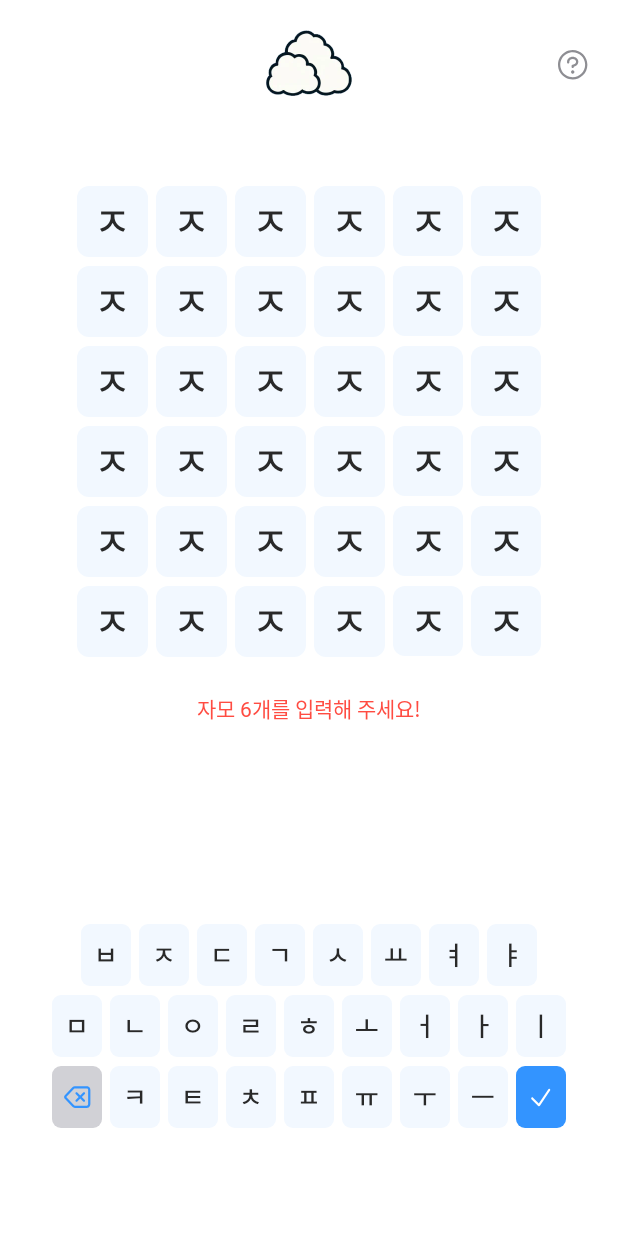
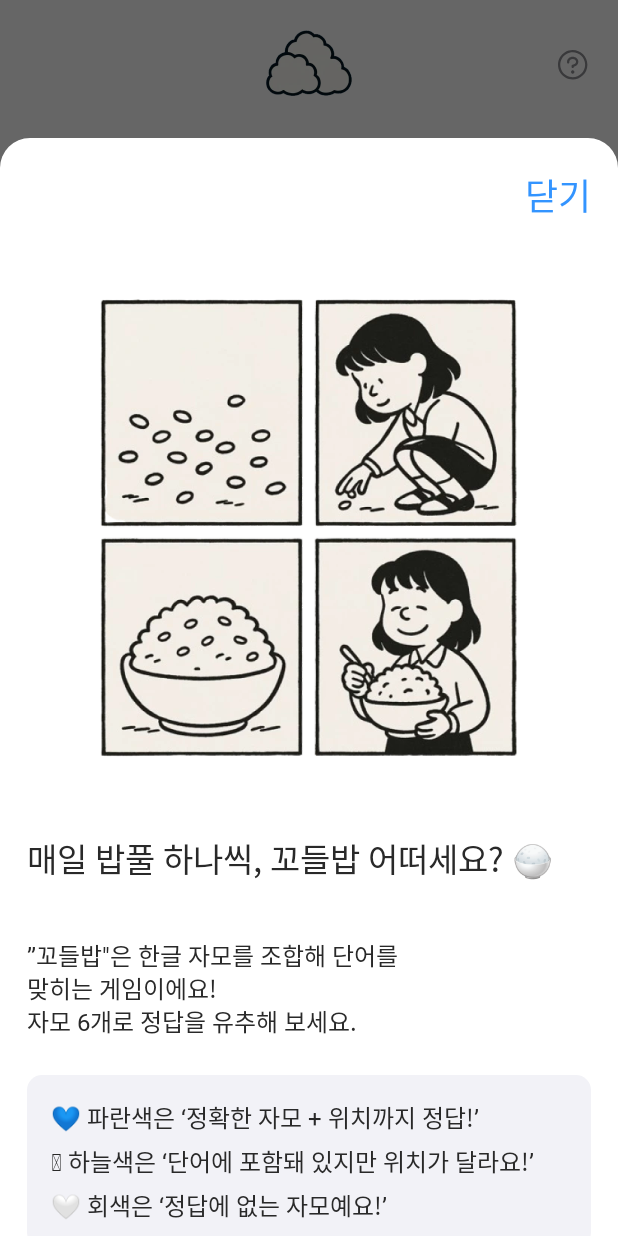
Before and after one commit to youngjinc/KkodleBap, an Android app built with Jetpack Compose: the composable PlaygroundContent shown on its own in the app's theme, after a tap on "도움말", on a phone screen of 412 x 824 dp. Run offline under Robolectric (Android 15) with nearby library versions, the phone set to English and light mode, and no system bars; Roboto replaces fonts that are not available here.

Commit message:
🎨️ 모달/알럿 컨텐츠 UI 구현

```diff
--- a/app/src/main/java/com/oznnni/kkodlebap/designsystem/KkodlebapModal.kt
+++ b/app/src/main/java/com/oznnni/kkodlebap/designsystem/KkodlebapModal.kt
@@ -2,6 +2,7 @@ package com.oznnni.kkodlebap.designsystem
 
 import androidx.compose.foundation.layout.Box
 import androidx.compose.foundation.layout.fillMaxWidth
+import androidx.compose.foundation.layout.padding
 import androidx.compose.foundation.shape.RoundedCornerShape
 import androidx.compose.material3.ExperimentalMaterial3Api
 import androidx.compose.material3.ModalBottomSheet
@@ -27,6 +28,7 @@ fun KkodlebapModal(
 ) {
     if (!isOpen) return
     ModalBottomSheet(
+        modifier = Modifier.padding(top = 92.dp),
         sheetState = sheetState,
         shape = RoundedCornerShape(topStart = 20.dp, topEnd = 20.dp),
         onDismissRequest = onDismissRequest,
--- a/app/src/main/java/com/oznnni/kkodlebap/presentation/PlaygroundScreen.kt
+++ b/app/src/main/java/com/oznnni/kkodlebap/presentation/PlaygroundScreen.kt
@@ -13,16 +13,22 @@ import androidx.compose.foundation.layout.aspectRatio
 import androidx.compose.foundation.layout.fillMaxSize
 import androidx.compose.foundation.layout.fillMaxWidth
 import androidx.compose.foundation.layout.height
-import androidx.compose.foundation.layout.heightIn
 import androidx.compose.foundation.layout.padding
 import androidx.compose.foundation.layout.size
 import androidx.compose.foundation.lazy.grid.GridCells
 import androidx.compose.foundation.lazy.grid.LazyVerticalGrid
 import androidx.compose.foundation.shape.CircleShape
 import androidx.compose.foundation.shape.RoundedCornerShape
+import androidx.compose.material3.ExperimentalMaterial3Api
 import androidx.compose.material3.Icon
 import androidx.compose.material3.Text
+import androidx.compose.material3.rememberModalBottomSheetState
 import androidx.compose.runtime.Composable
+import androidx.compose.runtime.getValue
+import androidx.compose.runtime.mutableStateOf
+import androidx.compose.runtime.remember
+import androidx.compose.runtime.rememberCoroutineScope
+import androidx.compose.runtime.setValue
 import androidx.compose.ui.Alignment
 import androidx.compose.ui.Modifier
 import androidx.compose.ui.draw.clip
@@ -32,16 +38,25 @@ import androidx.compose.ui.tooling.preview.Preview
 import androidx.compose.ui.unit.dp
 import androidx.compose.ui.util.fastForEach
 import com.oznnni.kkodlebap.R
+import com.oznnni.kkodlebap.designsystem.KkodlebapAlert
+import com.oznnni.kkodlebap.designsystem.KkodlebapModal
 import com.oznnni.kkodlebap.ui.theme.KkodlebapTheme
 import com.oznnni.kkodlebap.ui.theme.Typography
+import kotlinx.coroutines.launch
 
 @Composable
 fun PlaygroundScreen() {
     PlaygroundContent()
 }
 
+@OptIn(ExperimentalMaterial3Api::class)
 @Composable
 fun PlaygroundContent() {
+    val tutorialSheetState = rememberModalBottomSheetState(skipPartiallyExpanded = true)
+    var isOpenTutorialModal by remember { mutableStateOf(false) }
+    var isOpenResultAlert by remember { mutableStateOf(false) }
+    val coroutineScope = rememberCoroutineScope()
+
     Column(
         modifier = Modifier
             .fillMaxSize()
@@ -65,7 +80,12 @@ fun PlaygroundContent() {
                 .align(Alignment.CenterEnd)
                 .padding(end = 6.dp)
                 .clip(CircleShape)
-                .clickable { }
+                .clickable {
+                    coroutineScope.launch {
+                        tutorialSheetState.show()
+                    }
+                    isOpenTutorialModal = true
+                }
                 .size(48.dp), contentAlignment = Alignment.Center) {
                 Icon(
                     painter = painterResource(id = R.drawable.ic_question_mark),
@@ -130,6 +150,19 @@ fun PlaygroundContent() {
 
         Spacer(modifier = Modifier.height(72.dp))
     }
+
+    KkodlebapModal(isOpen = isOpenTutorialModal, sheetState = tutorialSheetState, onDismissRequest = { /*TODO*/ }) {
+        TutorialModalContent(onClickClose = {
+            coroutineScope.launch {
+                tutorialSheetState.hide()
+            }
+            isOpenTutorialModal = false
+        })
+    }
+
+    KkodlebapAlert(isOpen = isOpenResultAlert, onDismissRequest = { isOpenResultAlert = false }) {
+        GameResultAlertContent(answer = "계단", gameResultRes = GameResultRes.SUCCESS)
+    }
 }
 
 @Composable
--- /dev/null
+++ b/app/src/main/java/com/oznnni/kkodlebap/presentation/TutorialModalContent.kt
@@ -0,0 +1,142 @@
+package com.oznnni.kkodlebap.presentation
+
+import androidx.compose.foundation.Image
+import androidx.compose.foundation.background
+import androidx.compose.foundation.clickable
+import androidx.compose.foundation.layout.Arrangement
+import androidx.compose.foundation.layout.Column
+import androidx.compose.foundation.layout.Spacer
+import androidx.compose.foundation.layout.fillMaxWidth
+import androidx.compose.foundation.layout.height
+import androidx.compose.foundation.layout.padding
+import androidx.compose.foundation.rememberScrollState
+import androidx.compose.foundation.shape.RoundedCornerShape
+import androidx.compose.foundation.verticalScroll
+import androidx.compose.material3.Text
+import androidx.compose.runtime.Composable
+import androidx.compose.ui.Alignment
+import androidx.compose.ui.Modifier
+import androidx.compose.ui.res.painterResource
+import androidx.compose.ui.tooling.preview.Preview
+import androidx.compose.ui.unit.dp
+import com.oznnni.kkodlebap.R
+import com.oznnni.kkodlebap.ui.theme.KkodlebapTheme
+import com.oznnni.kkodlebap.ui.theme.Typography
+
+@Composable
+fun TutorialModalContent(
+    onClickClose: () -> Unit,
+) {
+    Column(
+        modifier = Modifier
+            .fillMaxWidth()
+            .verticalScroll(rememberScrollState()),
+    ) {
+        val guideSectionModifier = Modifier
+            .fillMaxWidth()
+            .background(KkodlebapTheme.colors.gray100, RoundedCornerShape(10.dp))
+            .padding(16.dp)
+
+        Text(
+            modifier = Modifier
+                .padding(top = 2.dp)
+                .clickable { onClickClose() }
+                .padding(18.dp)
+                .align(Alignment.End),
+            text = "닫기",
+            style = Typography.SuitR1,
+            color = KkodlebapTheme.colors.blue600
+        )
+
+        Image(
+            modifier = Modifier
+                .fillMaxWidth(0.75f)
+                .padding(top = 30.dp)
+                .align(Alignment.CenterHorizontally),
+            painter = painterResource(id = R.drawable.img_tutorial_cartoon),
+            contentDescription = "여자아기 밥풀을 모아 꼬들밥을 먹는 4컷 이미지"
+        )
+
+        Column(modifier = Modifier.padding(horizontal = 18.dp)) {
+            Text(
+                modifier = Modifier.padding(top = 48.dp),
+                text = "매일 밥풀 하나씩, 꼬들밥 어떠세요? 🍚",
+                style = Typography.SuitB1,
+                color = KkodlebapTheme.colors.gray700
+            )
+
+            Text(
+                modifier = Modifier.padding(top = 36.dp),
+                text = "”꼬들밥\"은 한글 자모를 조합해 단어를 \n" +
+                        "맞히는 게임이에요! \n" +
+                        "자모 6개로 정답을 유추해 보세요.",
+                style = Typography.SuitR4,
+                color = KkodlebapTheme.colors.gray700
+            )
+
+            Column(
+                modifier = Modifier
+                    .padding(top = 24.dp)
+                    .then(guideSectionModifier),
+                verticalArrangement = Arrangement.spacedBy(5.dp)
+            ) {
+                Text(
+                    text = "💙 파란색은 ‘정확한 자모 + 위치까지 정답!’",
+                    style = Typography.SuitR4,
+                    color = KkodlebapTheme.colors.gray700
+                )
+                Text(
+                    text = "🩵 하늘색은 ‘단어에 포함돼 있지만 위치가 달라요!’",
+                    style = Typography.SuitR4,
+                    color = KkodlebapTheme.colors.gray700
+                )
+                Text(
+                    text = "🤍 회색은 ‘정답에 없는 자모예요!’",
+                    style = Typography.SuitR4,
+                    color = KkodlebapTheme.colors.gray700
+                )
+            }
+
+            Column(
+                modifier = Modifier
+                    .padding(top = 12.dp)
+                    .then(guideSectionModifier),
+            ) {
+                Text(
+                    text = "예시: 정답이 \"오누이\"일 때 ",
+                    style = Typography.SuitSb1,
+                    color = KkodlebapTheme.colors.gray700
+                )
+                Text(
+                    modifier = Modifier.padding(top = 12.dp),
+                    text = "입력 → ㅁ  ㅣ  ㄴ  ㅏ  ㄹ  ㅣ",
+                    style = Typography.SuitR4,
+                    color = KkodlebapTheme.colors.gray700
+                )
+                Text(
+                    modifier = Modifier.padding(top = 6.dp),
+                    text = "🤍🩵💙🤍🤍💙",
+                    style = Typography.SuitR4,
+                    color = KkodlebapTheme.colors.gray700
+                )
+            }
+
+            Text(
+                modifier = Modifier.padding(top = 24.dp),
+                text = "기회는 총 6번!\n" +
+                        "실제 존재하는 단어만 정답으로 등장해요.\n" +
+                        "오늘의 꼬들밥을 맛있게 맞혀보세요 😋",
+                style = Typography.SuitR4,
+                color = KkodlebapTheme.colors.gray700
+            )
+
+            Spacer(modifier = Modifier.height(64.dp))
+        }
+    }
+}
+
+@Preview(showBackground = true)
+@Composable
+fun PreviewTutorialModalContent() {
+    TutorialModalContent(onClickClose = {})
+}
```
Also changed, not shown: app/src/main/java/com/oznnni/kkodlebap/presentation/GameResultAlertContent.kt (added, +121 -0 lines), app/src/main/res/drawable-mdpi/img_failure.webp (added), app/src/main/res/drawable-mdpi/img_success.webp (added), app/src/main/res/drawable-mdpi/img_tutorial_cartoon.webp (added), app/src/main/res/drawable-xhdpi/img_failure.webp (added), app/src/main/res/drawable-xhdpi/img_success.webp (added), app/src/main/res/drawable-xhdpi/img_tutorial_cartoon.webp (added), app/src/main/res/drawable-xxhdpi/img_failure.webp (added), app/src/main/res/drawable-xxhdpi/img_success.webp (added), app/src/main/res/drawable-xxhdpi/img_tutorial_cartoon.webp (added), app/src/main/res/drawable-xxxhdpi/img_failure.webp (added), app/src/main/res/drawable-xxxhdpi/img_success.webp (added), app/src/main/res/drawable-xxxhdpi/img_tutorial_cartoon.webp (added).
